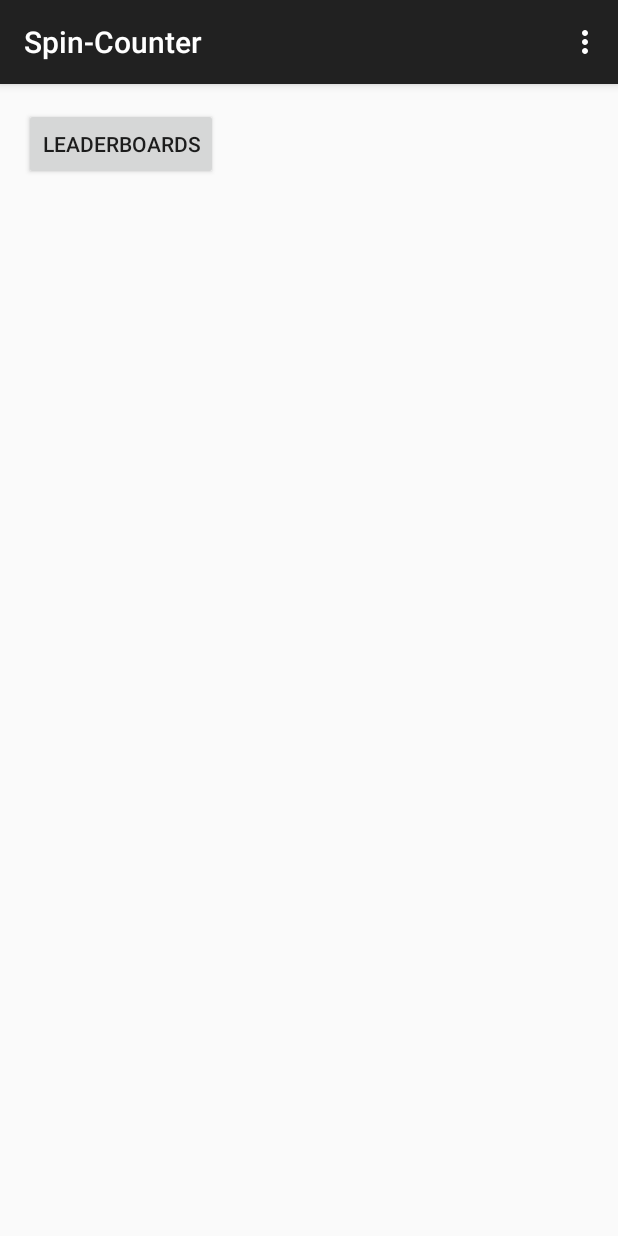
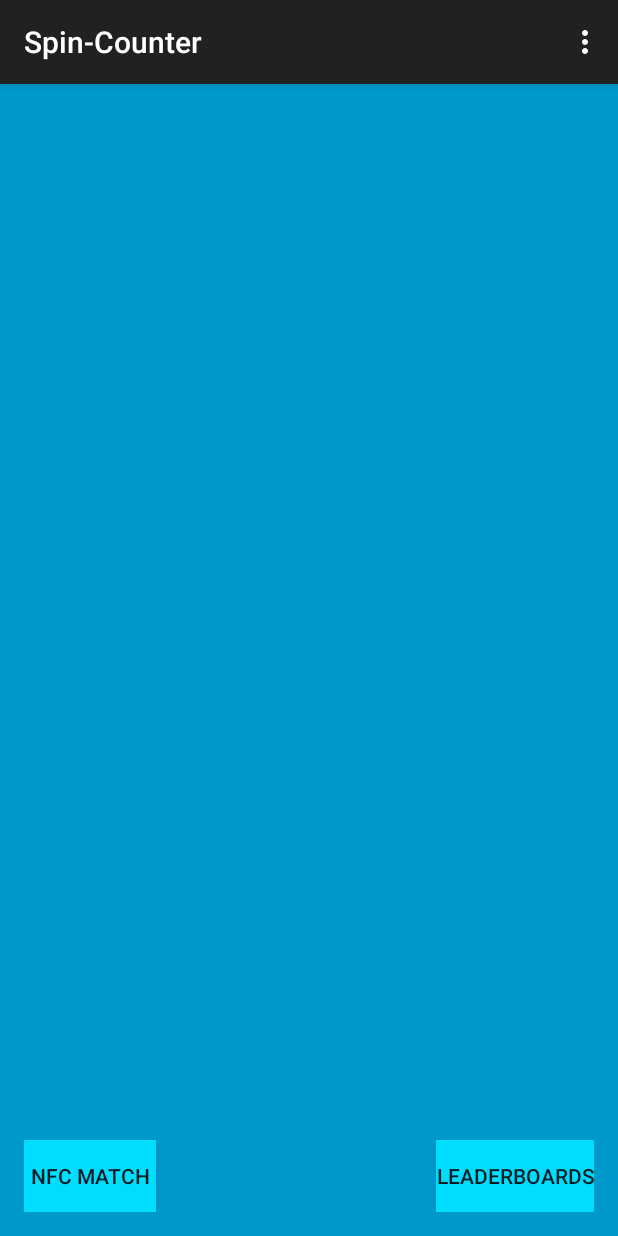
Before and after one commit to ccl2of4/Spin-Counter, an Android app: the screen it shows after launch (MainActivity), on a phone screen of 412 x 824 dp. Run offline under Robolectric (Android 15) with nearby library versions, the phone set to English and light mode, and no system bars.

Commit message:
added 1 time username screen, dummy nfc activity
user is prompted on first time for username, which is stored as a
sharedPreference like we did in the tutorial. I can change this if you
guys think there is a better way to do it. Still working on making a
nicer UI, just changed color scheme so far

```diff
--- a/app/src/main/java/groupn/spin_counter/MainActivity.java
+++ b/app/src/main/java/groupn/spin_counter/MainActivity.java
@@ -1,17 +1,31 @@
 package groupn.spin_counter;
 
+import android.app.AlertDialog;
+import android.app.Dialog;
+import android.content.DialogInterface;
 import android.content.Intent;
+import android.content.SharedPreferences;
 import android.support.v7.app.ActionBarActivity;
 import android.os.Bundle;
 import android.util.Log;
+import android.view.ContextThemeWrapper;
 import android.view.Menu;
 import android.view.MenuItem;
-import android.view.MotionEvent;
 import android.view.View;
 import android.widget.Button;
+import android.widget.EditText;
+import android.widget.Toast;
 
 
 public class MainActivity extends ActionBarActivity {
+    // constant for identifying the dialog
+    private static final int DIALOG_ALERT = 10;
+    //user name
+    private String mUsername;
+    //stored data file
+    private SharedPreferences mPrefs;
+    //tracks if this is the first time the user has run the app
+    private boolean mIsFirstTime;
 
     @Override
     protected void onCreate(Bundle savedInstanceState) {
@@ -26,6 +40,23 @@ public class MainActivity extends ActionBarActivity {
             }
         });
 
+        Button nfcButton = (Button)findViewById (R.id.nfc_button);
+        nfcButton.setOnClickListener (new View.OnClickListener() {
+            @Override
+            public void onClick(View v) {
+                startActivity(new Intent(MainActivity.this, NFCBrawlActivity.class));
+            }
+        });
+
+        mPrefs = getSharedPreferences("sc_prefs", MODE_PRIVATE);
+        mIsFirstTime = mPrefs.getBoolean("mIsFirstTime", true);
+        mUsername = mPrefs.getString("mUsername", "New User");
+        if(mIsFirstTime) {
+            Log.d(mUsername, "First time running the app");
+            showDialog(DIALOG_ALERT);
+        }
+        else
+            Log.d("Username = ", mUsername);
     }
 
     @Override
@@ -46,7 +77,43 @@ public class MainActivity extends ActionBarActivity {
         if (id == R.id.action_settings) {
             return true;
         }
-
         return super.onOptionsItemSelected(item);
     }
+
+    @Override
+    protected Dialog onCreateDialog(int id) {
+        switch (id) {
+            case DIALOG_ALERT:
+                AlertDialog.Builder builder = new AlertDialog.Builder(this);
+                builder.setMessage("Please enter a username");
+                builder.setCancelable(true);
+                // Set an EditText view to get user input
+                final EditText input = new EditText(this);
+                builder.setView(input);
+                builder.setPositiveButton("Ok", new DialogInterface.OnClickListener() {
+                    public void onClick(DialogInterface dialog, int whichButton) {
+                        SharedPreferences.Editor ed = mPrefs.edit();
+                        ed.putBoolean("mIsFirstTime",false);
+                        mIsFirstTime = false;
+                        String value = input.getText().toString();
+                        mUsername = value;
+                        ed.putString("mUsername", value);
+                        Log.d("VALUE", value);
+                        ed.apply();
+                        Log.d("SAVING ", mIsFirstTime+" "+mUsername);
+                        return;
+                    }
+                });
+                builder.setNegativeButton("Nope", new CancelOnClickListener());
+                AlertDialog dialog = builder.create();
+                dialog.show();
+        }
+        return super.onCreateDialog(id);
+    }
+
+    private final class CancelOnClickListener implements
+            DialogInterface.OnClickListener {
+        public void onClick(DialogInterface dialog, int which) {
+        }
+    }
 }
--- a/app/src/main/res/layout/activity_main.xml
+++ b/app/src/main/res/layout/activity_main.xml
@@ -3,12 +3,29 @@
     android:layout_height="match_parent" android:paddingLeft="@dimen/activity_horizontal_margin"
     android:paddingRight="@dimen/activity_horizontal_margin"
     android:paddingTop="@dimen/activity_vertical_margin"
-    android:paddingBottom="@dimen/activity_vertical_margin" tools:context=".MainActivity">
+    android:paddingBottom="@dimen/activity_vertical_margin" tools:context=".MainActivity"
+    android:background="@android:color/holo_blue_dark">
 
     <Button
         android:id="@+id/scoreboard_button"
         android:text="@string/main_scoreboard"
         android:layout_width="wrap_content"
-        android:layout_height="wrap_content" />
+        android:layout_height="wrap_content"
+        android:layout_alignParentBottom="true"
+        android:layout_alignParentRight="true"
+        android:layout_alignParentEnd="true"
+        android:background="@android:color/holo_blue_bright"
+        android:elegantTextHeight="false" />
+
+    <Button
+        android:id="@+id/nfc_button"
+        android:layout_width="wrap_content"
+        android:layout_height="wrap_content"
+        android:text="NFC Match"
+        android:layout_alignTop="@+id/scoreboard_button"
+        android:layout_alignParentLeft="true"
+        android:layout_alignParentStart="true"
+        android:elegantTextHeight="false"
+        android:background="@android:color/holo_blue_bright" />
 
 </RelativeLayout>
--- a/app/src/main/res/layout/activity_score_board.xml
+++ b/app/src/main/res/layout/activity_score_board.xml
@@ -4,7 +4,8 @@
     android:paddingRight="@dimen/activity_horizontal_margin"
     android:paddingTop="@dimen/activity_vertical_margin"
     android:paddingBottom="@dimen/activity_vertical_margin"
-    tools:context="groupn.spin_counter.ScoreBoardActivity">
+    tools:context="groupn.spin_counter.ScoreBoardActivity"
+    android:background="@android:color/holo_blue_dark">
 
     <TableLayout android:id="@+id/table_layout"
         android:layout_width="fill_parent"
--- a/app/src/main/res/values/strings.xml
+++ b/app/src/main/res/values/strings.xml
@@ -14,5 +14,6 @@
     <string name="score_board_games_played">Played</string>
     <string name="score_board_games_won">Won</string>
     <string name="score_board_games_lost">Lost</string>
+    <string name="title_activity_nfcbrawl">NFCBrawlActivity</string>
 
 </resources>
```
Also changed, not shown: app/src/main/AndroidManifest.xml (+8 -3 lines), app/src/main/java/groupn/spin_counter/NFCBrawlActivity.java (added, +40 -0 lines), app/src/main/res/layout/activity_nfcbrawl.xml (added, +13 -0 lines), app/src/main/res/menu/menu_nfcbrawl.xml (added, +7 -0 lines), 1 other file.
